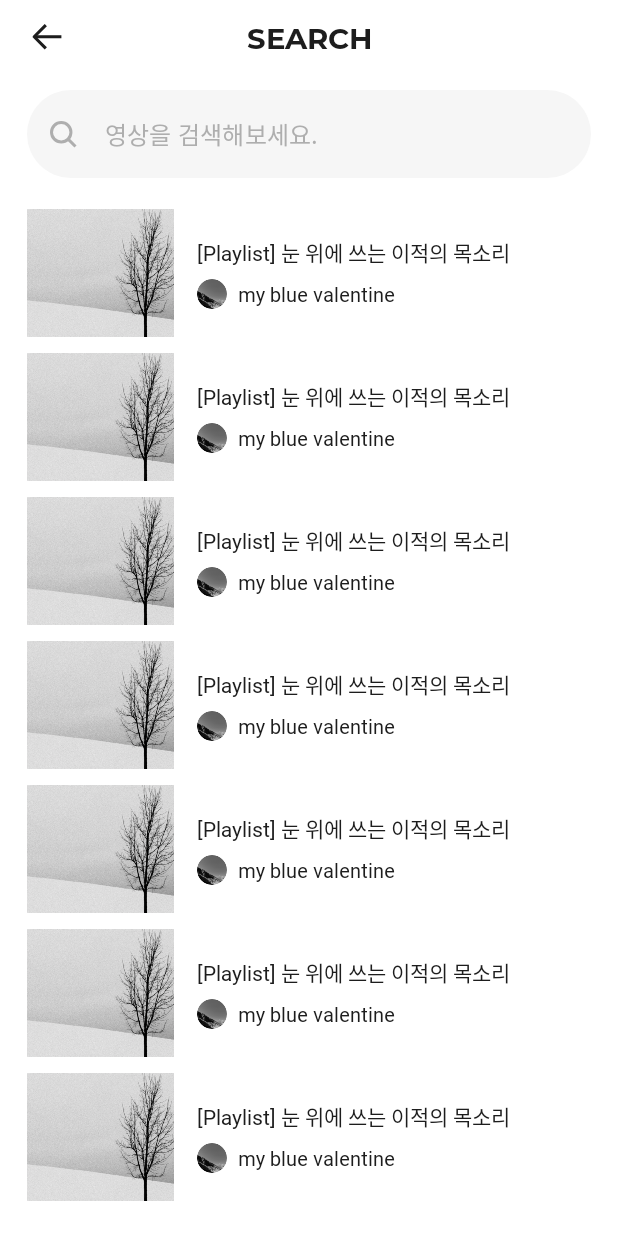
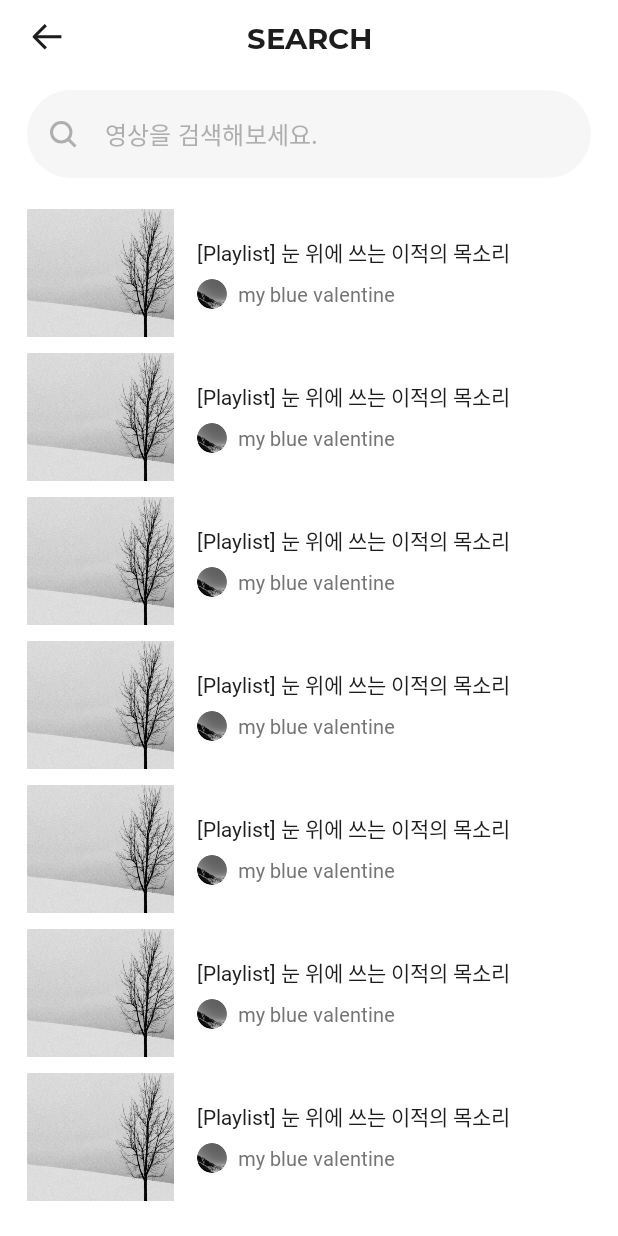
Before and after one commit to Forkie-Player/Forkie-Player-Android, an Android app: the fragment SearchResultFragment placed in its activity, on a phone screen of 412 x 824 dp. Run offline under Robolectric (Android 15) with nearby library versions, the phone set to English and light mode, and no system bars.

Commit message:
[DESIGN] Apply changed style guide

```diff
--- a/app/src/main/res/font/font_family.xml
+++ b/app/src/main/res/font/font_family.xml
@@ -1,12 +1,12 @@
 <?xml version="1.0" encoding="utf-8"?>
 <font-family xmlns:android="http://schemas.android.com/apk/res/android">
     <font
-        android:font="@font/spoqa_han_sans_neo_medium"
+        android:font="@font/pretendard_medium"
         android:fontStyle="normal"
         android:fontWeight="400"/>
 
     <font
-        android:font="@font/spoqa_han_sans_neo_bold"
+        android:font="@font/pretendard_semi_bold"
         android:fontStyle="normal"
         android:fontWeight="700"/>
 </font-family>
--- a/app/src/main/res/layout/activity_profile.xml
+++ b/app/src/main/res/layout/activity_profile.xml
@@ -92,7 +92,7 @@
             android:layout_height="wrap_content"
             android:fontFamily="@font/font_family"
             android:text="가입일"
-            android:textColor="@color/forkie_g2"
+            android:textColor="@color/forkie_g3"
             android:textSize="13sp" />
 
         <TextView
@@ -101,7 +101,7 @@
             android:layout_marginLeft="7dp"
             android:fontFamily="@font/font_family_en"
             android:text="2022-01-25"
-            android:textColor="@color/forkie_g2"
+            android:textColor="@color/forkie_g3"
             android:textSize="13sp" />
 
     </LinearLayout>
--- a/app/src/main/res/layout/activity_search.xml
+++ b/app/src/main/res/layout/activity_search.xml
@@ -51,13 +51,13 @@
         app:boxStrokeWidthFocused="0dp"
         app:endIconDrawable="@drawable/ic_search_back"
         app:endIconMode="clear_text"
-        app:endIconTint="@color/forkie_g2"
+        app:endIconTint="@color/forkie_g3"
         app:hintEnabled="false"
         app:layout_constraintEnd_toEndOf="parent"
         app:layout_constraintStart_toStartOf="parent"
         app:layout_constraintTop_toBottomOf="@+id/toolbar_layout"
         app:startIconDrawable="@drawable/ic_search_front"
-        app:startIconTint="@color/forkie_g2">
+        app:startIconTint="@color/forkie_g3">
 
         <com.google.android.material.textfield.TextInputEditText
             android:id="@+id/et_search"
@@ -67,7 +67,7 @@
             android:singleLine="true"
             android:fontFamily="@font/font_family"
             android:hint="영상을 검색해보세요."
-            android:textColorHint="@color/forkie_g2"
+            android:textColorHint="@color/forkie_g3"
             android:textSize="16sp"
             android:textCursorDrawable="@drawable/cursor"/>
     </com.google.android.material.textfield.TextInputLayout>
--- a/app/src/main/res/layout/recycler_playlist_item.xml
+++ b/app/src/main/res/layout/recycler_playlist_item.xml
@@ -58,7 +58,7 @@
                 android:layout_height="wrap_content"
                 android:layout_marginTop="7dp"
                 android:fontFamily="@font/font_family_en"
-                android:textColor="@color/forkie_g3"
+                android:textColor="@color/forkie_g4"
                 android:textSize="12sp"
                 app:layout_constraintEnd_toEndOf="parent"
                 app:layout_constraintStart_toStartOf="parent"
--- a/app/src/main/res/layout/recycler_search_hit_item.xml
+++ b/app/src/main/res/layout/recycler_search_hit_item.xml
@@ -29,6 +29,6 @@
         android:layout_marginTop="10dp"
         android:layout_marginBottom="20dp"
         android:textSize="13sp"
-        android:textColor="@color/forkie_g3"/>
+        android:textColor="@color/forkie_g4"/>
 
 </LinearLayout>
--- a/app/src/main/res/layout/recycler_search_result_item.xml
+++ b/app/src/main/res/layout/recycler_search_result_item.xml
@@ -56,7 +56,7 @@
                 android:layout_height="wrap_content"
                 android:layout_marginLeft="7dp"
                 android:fontFamily="@font/font_family"
-                android:textColor="@color/forkie_b1"
+                android:textColor="@color/forkie_g4"
                 android:textSize="13sp"
                 android:textStyle="bold" />
 
--- a/app/src/main/res/values/colors.xml
+++ b/app/src/main/res/values/colors.xml
@@ -13,6 +13,8 @@
     <color name="forkie_yellow">#FFD169</color>
     <color name="forkie_white">#FFFFFF</color>
     <color name="forkie_g1">#F6F6F6</color>
-    <color name="forkie_g2">#AEAEAE</color>
-    <color name="forkie_g3">#757575</color>
+    <color name="forkie_g2">#D7D7D7</color>
+    <color name="forkie_g3">#AEAEAE</color>
+    <color name="forkie_g4">#757575</color>
+    <color name="forkie_g5">#454545</color>
 </resources>
```
Also changed, not shown: 2 other files.
